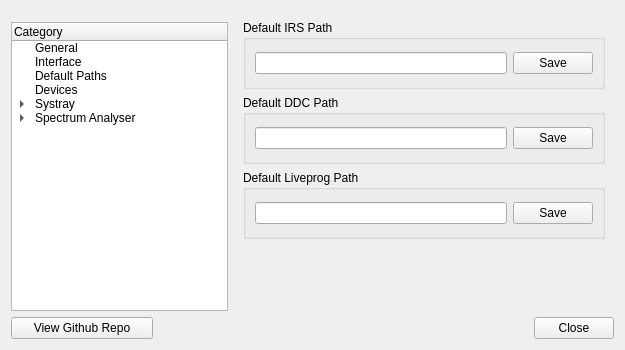
Above: dialog/settings.ui from Audio4Linux/JDSP4Linux before the change. Below: the same form after it.
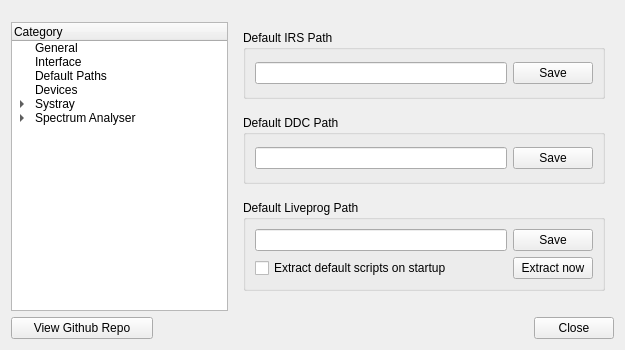
That is the form after the change. The open tabs and pages were chosen to show the change. Custom widgets are drawn as their Qt base class.

Commit message: Bundle a few EEL scripts with the GUI

Diff of the .ui file:
```diff
--- a/dialog/settings.ui
+++ b/dialog/settings.ui
@@ -700,7 +700,12 @@
            <property name="title">
             <string>Default Liveprog Path</string>
            </property>
-           <layout class="QHBoxLayout" name="horizontalLayout_13">
+           <layout class="QVBoxLayout" name="verticalLayout_5">
+            <item>
+             <layout class="QHBoxLayout" name="horizontalLayout_14">
+              <property name="topMargin">
+               <number>0</number>
+              </property>
             <item>
              <widget class="QLineEdit" name="liveprog_path"/>
             </item>
@@ -718,20 +723,46 @@
              </widget>
             </item>
            </layout>
+            </item>
+            <item>
+             <layout class="QHBoxLayout" name="horizontalLayout_13">
+              <property name="topMargin">
+               <number>0</number>
+              </property>
+              <item>
+               <widget class="QCheckBox" name="liveprog_autoextract">
+                <property name="toolTip">
+                 <string>&lt;html&gt;&lt;head/&gt;&lt;body&gt;&lt;p&gt;This option will check on every startup if one of the default EEL scripts is missing. If this is the case the missing file(s) will automatically be restored from the resources. (It will not overwrite them if they already exist!)&lt;/p&gt;&lt;/body&gt;&lt;/html&gt;</string>
+                </property>
+                <property name="text">
+                 <string>Extract default scripts on startup</string>
+                </property>
           </widget>
          </item>
          <item>
-          <spacer name="verticalSpacer_3">
+               <spacer name="horizontalSpacer_7">
            <property name="orientation">
-            <enum>Qt::Vertical</enum>
+                 <enum>Qt::Horizontal</enum>
            </property>
            <property name="sizeHint" stdset="0">
             <size>
-             <width>20</width>
-             <height>40</height>
+                  <width>40</width>
+                  <height>20</height>
             </size>
            </property>
           </spacer>
+              </item>
+              <item>
+               <widget class="QPushButton" name="liveprog_extractNow">
+                <property name="text">
+                 <string>Extract now</string>
+                </property>
+               </widget>
+              </item>
+             </layout>
+            </item>
+           </layout>
+          </widget>
          </item>
         </layout>
        </widget>
```
Left out of the diff: 2 changed lines with no effect on the pictures. Lines whose indentation alone changed are shown as unchanged. The commit also changes 30 other files.
